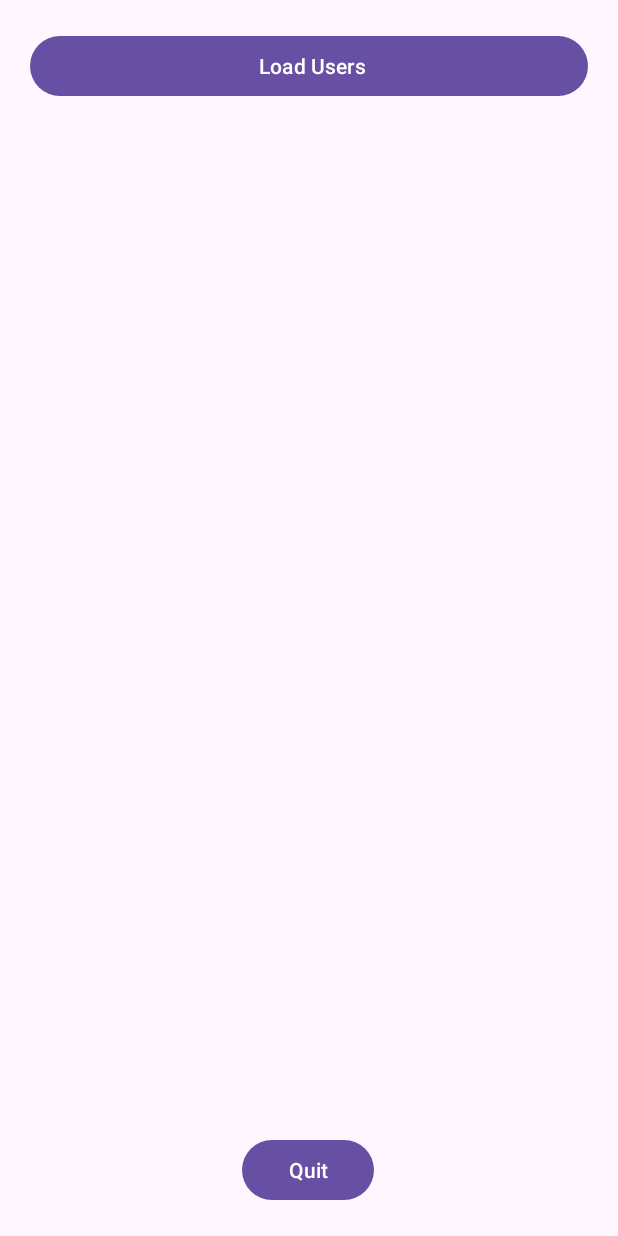
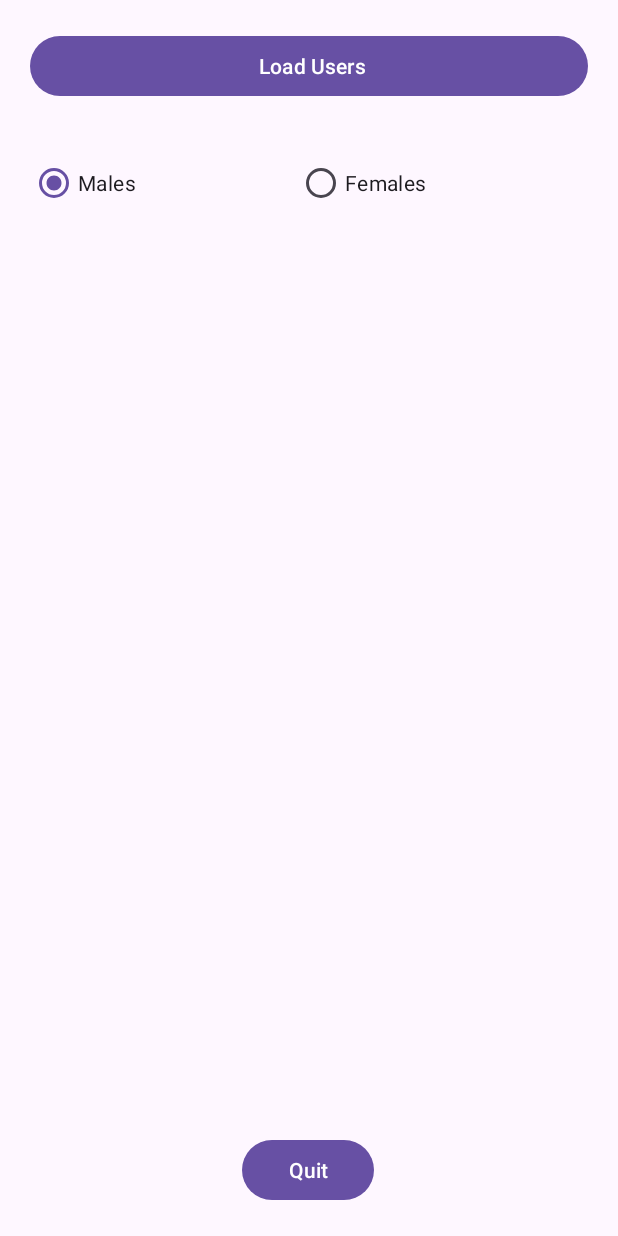
Before and after one commit to KhalidIdouahman/Mini_Project_01, an Android app: the screen it shows after launch (MainActivity), on a phone screen of 412 x 824 dp. Run offline under Robolectric (Android 15) with nearby library versions, the phone set to English and light mode, and no system bars.

```diff
--- a/app/src/main/res/layout/activity_main.xml
+++ b/app/src/main/res/layout/activity_main.xml
@@ -30,4 +30,31 @@
         app:layout_constraintEnd_toEndOf="parent"
         app:layout_constraintHorizontal_bias="0.333"
         app:layout_constraintStart_toStartOf="parent" />
+
+    <RadioGroup
+        android:layout_width="0dp"
+        android:layout_height="wrap_content"
+        android:layout_marginStart="20dp"
+        android:layout_marginTop="30dp"
+        android:layout_marginEnd="20dp"
+        android:orientation="horizontal"
+        app:layout_constraintEnd_toEndOf="parent"
+        app:layout_constraintStart_toStartOf="parent"
+        app:layout_constraintTop_toBottomOf="@+id/load_btn">
+
+        <RadioButton
+            android:id="@+id/males_radio_btn"
+            android:layout_width="wrap_content"
+            android:layout_height="wrap_content"
+            android:layout_weight="1"
+            android:text="Males"
+            android:checked="true"/>
+
+        <RadioButton
+            android:id="@+id/females_radio_btn"
+            android:layout_width="wrap_content"
+            android:layout_height="wrap_content"
+            android:layout_weight="1"
+            android:text="Females" />
+    </RadioGroup>
 </androidx.constraintlayout.widget.ConstraintLayout>
```
Also changed, not shown: app/src/main/java/com/example/miniproject_01/MainActivity.java (+31 -4 lines).
